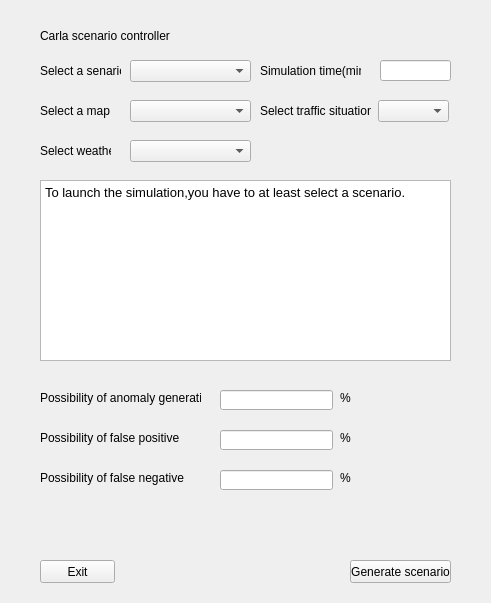
Above: scenario/scenario_controller.ui from KamenriderZO/Bachlor-thesis before the change. Below: the same form after it.
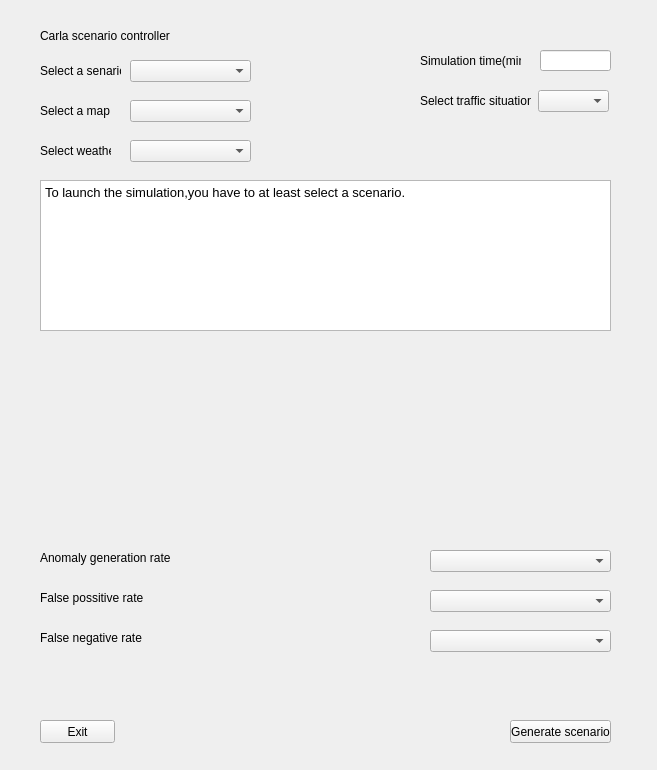
That is the form after the change.

What changed in the file:
```diff
--- a/scenario/scenario_controller.ui
+++ b/scenario/scenario_controller.ui
@@ -6,8 +6,8 @@
    <rect>
     <x>0</x>
     <y>0</y>
-    <width>491</width>
-    <height>603</height>
+    <width>657</width>
+    <height>770</height>
    </rect>
   </property>
   <property name="windowTitle">
@@ -75,8 +75,8 @@
   <widget class="QPushButton" name="generate_scenario">
    <property name="geometry">
     <rect>
-     <x>350</x>
-     <y>560</y>
+     <x>510</x>
+     <y>720</y>
      <width>101</width>
      <height>23</height>
     </rect>
@@ -98,8 +98,8 @@
   <widget class="QComboBox" name="situations">
    <property name="geometry">
     <rect>
-     <x>378</x>
-     <y>100</y>
+     <x>538</x>
+     <y>90</y>
      <width>71</width>
      <height>22</height>
     </rect>
@@ -121,8 +121,8 @@
   <widget class="QLabel" name="label_9">
    <property name="geometry">
     <rect>
-     <x>260</x>
-     <y>100</y>
+     <x>420</x>
+     <y>90</y>
      <width>111</width>
      <height>21</height>
     </rect>
@@ -135,7 +135,7 @@
    <property name="geometry">
     <rect>
      <x>40</x>
-     <y>560</y>
+     <y>720</y>
      <width>75</width>
      <height>23</height>
     </rect>
@@ -147,8 +147,8 @@
   <widget class="QLabel" name="label_10">
    <property name="geometry">
     <rect>
-     <x>260</x>
-     <y>60</y>
+     <x>420</x>
+     <y>50</y>
      <width>101</width>
      <height>21</height>
     </rect>
@@ -162,8 +162,8 @@
     <rect>
      <x>40</x>
      <y>180</y>
-     <width>411</width>
-     <height>181</height>
+     <width>571</width>
+     <height>151</height>
     </rect>
    </property>
    <property name="html">
@@ -177,8 +177,8 @@
   <widget class="QLineEdit" name="times">
    <property name="geometry">
     <rect>
-     <x>380</x>
-     <y>60</y>
+     <x>540</x>
+     <y>50</y>
      <width>71</width>
      <height>21</height>
     </rect>
@@ -188,108 +188,147 @@
    <property name="geometry">
     <rect>
      <x>40</x>
-     <y>390</y>
+     <y>550</y>
      <width>161</width>
      <height>16</height>
     </rect>
    </property>
    <property name="text">
-    <string>Possibility of anomaly generation</string>
+    <string>Anomaly generation rate</string>
    </property>
   </widget>
   <widget class="QLabel" name="label_5">
    <property name="geometry">
     <rect>
      <x>40</x>
-     <y>430</y>
+     <y>590</y>
      <width>161</width>
      <height>16</height>
     </rect>
    </property>
    <property name="text">
-    <string>Possibility of false positive</string>
+    <string>False possitive rate</string>
    </property>
   </widget>
   <widget class="QLabel" name="label_6">
    <property name="geometry">
     <rect>
      <x>40</x>
-     <y>470</y>
+     <y>630</y>
      <width>161</width>
      <height>16</height>
     </rect>
    </property>
    <property name="text">
-    <string>Possibility of false negative</string>
+    <string>False negative rate</string>
    </property>
   </widget>
-  <widget class="QLineEdit" name="anomaly_possibility">
+  <widget class="QComboBox" name="comboBox">
    <property name="geometry">
     <rect>
-     <x>220</x>
-     <y>390</y>
-     <width>113</width>
-     <height>20</height>
+     <x>430</x>
+     <y>550</y>
+     <width>181</width>
+     <height>22</height>
     </rect>
    </property>
   </widget>
-  <widget class="QLineEdit" name="false_positive">
+  <widget class="QComboBox" name="comboBox_2">
    <property name="geometry">
     <rect>
-     <x>220</x>
-     <y>430</y>
-     <width>113</width>
-     <height>20</height>
+     <x>430</x>
+     <y>590</y>
+     <width>181</width>
+     <height>22</height>
     </rect>
    </property>
   </widget>
-  <widget class="QLineEdit" name="false_negative">
+  <widget class="QComboBox" name="comboBox_3">
    <property name="geometry">
     <rect>
-     <x>220</x>
-     <y>470</y>
-     <width>113</width>
-     <height>20</height>
+     <x>430</x>
+     <y>630</y>
+     <width>181</width>
+     <height>22</height>
     </rect>
    </property>
   </widget>
   <widget class="QLabel" name="label_11">
    <property name="geometry">
     <rect>
-     <x>340</x>
-     <y>390</y>
-     <width>51</width>
-     <height>16</height>
+     <x>110</x>
+     <y>355</y>
+     <width>300</width>
+     <height>30</height>
     </rect>
    </property>
    <property name="text">
-    <string>%</string>
+    <string/>
    </property>
   </widget>
   <widget class="QLabel" name="label_12">
    <property name="geometry">
     <rect>
-     <x>340</x>
-     <y>430</y>
-     <width>51</width>
-     <height>16</height>
+     <x>110</x>
+     <y>425</y>
+     <width>300</width>
+     <height>30</height>
     </rect>
    </property>
    <property name="text">
-    <string>%</string>
+    <string/>
    </property>
   </widget>
   <widget class="QLabel" name="label_13">
    <property name="geometry">
     <rect>
-     <x>340</x>
-     <y>470</y>
-     <width>51</width>
-     <height>16</height>
+     <x>110</x>
+     <y>495</y>
+     <width>300</width>
+     <height>30</height>
     </rect>
    </property>
    <property name="text">
-    <string>%</string>
+    <string/>
+   </property>
+  </widget>
+  <widget class="QLabel" name="icon_1">
+   <property name="geometry">
+    <rect>
+     <x>40</x>
+     <y>340</y>
+     <width>60</width>
+     <height>60</height>
+    </rect>
+   </property>
+   <property name="text">
+    <string/>
+   </property>
+  </widget>
+  <widget class="QLabel" name="icon_2">
+   <property name="geometry">
+    <rect>
+     <x>40</x>
+     <y>410</y>
+     <width>60</width>
+     <height>60</height>
+    </rect>
+   </property>
+   <property name="text">
+    <string/>
+   </property>
+  </widget>
+  <widget class="QLabel" name="icon_3">
+   <property name="geometry">
+    <rect>
+     <x>40</x>
+     <y>480</y>
+     <width>60</width>
+     <height>60</height>
+    </rect>
+   </property>
+   <property name="text">
+    <string/>
    </property>
   </widget>
  </widget>
```
Left out of the diff: 6 changed lines with no effect on the pictures.
